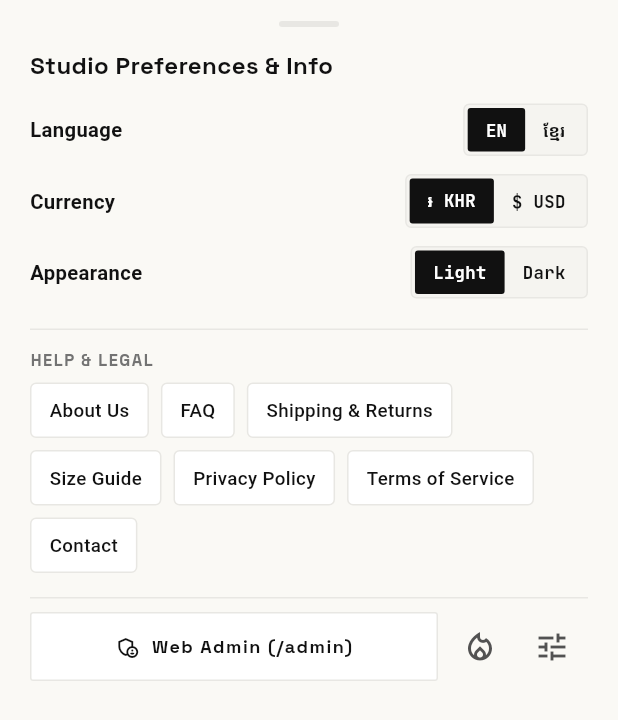
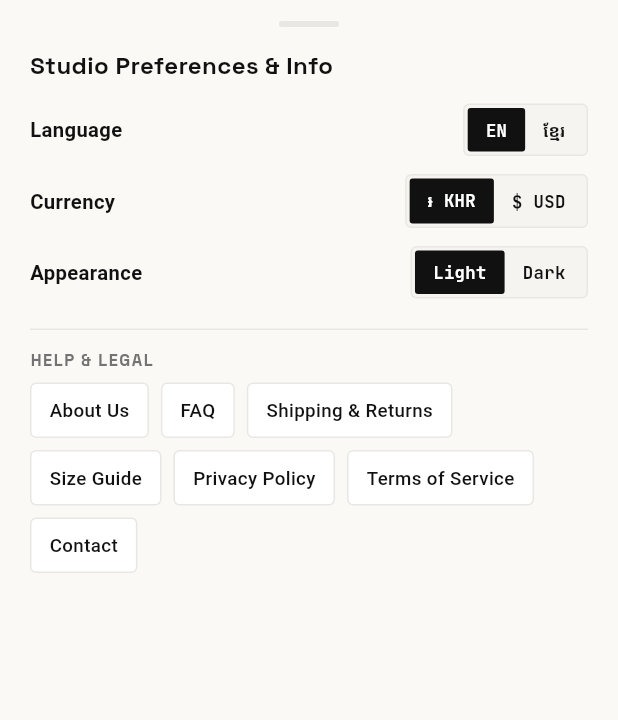
Before and after one commit to KCGtheReal/E-Commerce-Flutter, a Flutter app: the PreferencesSheet widget shown alone on an empty page, opened directly, on a phone screen of 412 x 824 dp. Shown: the top 720 px of the screen. Run offline on Flutter 3.47's test engine with Material 3 defaults, Android fonts, the phone set to English and light mode, and no system bars; our stand-ins replace cloud_firestore, firebase_core, google_fonts, qr_flutter, shared_preferences, web; missing offline and left inert: dart:js_interop; accounts and stored records are empty; network calls fail; Roboto replaces fonts that are missing (Kantumruy Pro).

Commit message:
chore(mobile): remove developer admin/docs/server row from PreferencesSheet

```diff
--- a/lib/widgets/preferences_sheet.dart
+++ b/lib/widgets/preferences_sheet.dart
@@ -1,8 +1,6 @@
 import 'package:flutter/material.dart';
 import 'package:provider/provider.dart';
-import 'package:url_launcher/url_launcher.dart';
 
-import '../core/api/api_client.dart';
 import '../core/theme/app_theme.dart';
 import '../core/theme/app_tokens.dart';
 import '../providers/app_settings_provider.dart';
@@ -27,25 +25,6 @@ class PreferencesSheet extends StatefulWidget {
 }
 
 class _PreferencesSheetState extends State<PreferencesSheet> {
-  late final TextEditingController _urlController;
-  bool _showServerField = false;
-
-  @override
-  void initState() {
-    super.initState();
-    final settings = context.read<AppSettingsProvider>();
-    _urlController = TextEditingController(
-      text: settings.customBaseUrl ??
-          context.read<ApiClient>().currentBaseUrl,
-    );
-  }
-
-  @override
-  void dispose() {
-    _urlController.dispose();
-    super.dispose();
-  }
-
   Future<void> _refreshStoreContext() async {
     final bootstrap = context.read<BootstrapProvider>();
     final cart = context.read<CartProvider>();
@@ -69,7 +48,6 @@ class _PreferencesSheetState extends State<PreferencesSheet> {
     final palette = context.palette;
     final settings = context.watch<AppSettingsProvider>();
     final strings = settings.strings;
-    final apiClient = context.read<ApiClient>();
 
     return SafeArea(
       child: SingleChildScrollView(
@@ -194,76 +172,6 @@ class _PreferencesSheetState extends State<PreferencesSheet> {
                 ),
               ],
             ),
-            const SizedBox(height: 16),
-            Divider(color: palette.borderSubtle),
-            const SizedBox(height: 8),
-            Row(
-              children: <Widget>[
-                Expanded(
-                  child: OutlinedButton.icon(
-                    onPressed: () {
-                      launchUrl(
-                        Uri.parse(apiClient.adminPanelUrl),
-                        mode: LaunchMode.externalApplication,
-                      );
-                    },
-                    icon: const Icon(Icons.admin_panel_settings_outlined, size: 16),
-                    label: Text(
-                      strings.get('admin_panel'),
-                      maxLines: 1,
-                      overflow: TextOverflow.ellipsis,
-                    ),
-                  ),
-                ),
-                const SizedBox(width: 4),
-                IconButton(
-                  tooltip: strings.get('firebase_api_docs'),
-                  onPressed: () {
-                    launchUrl(
-                      Uri.parse(apiClient.firebaseSwaggerDocsUrl),
-                      mode: LaunchMode.externalApplication,
-                    );
-                  },
-                  icon: Icon(
-                    Icons.local_fire_department_outlined,
-                    color: palette.textSecondary,
-                  ),
-                ),
-                IconButton(
-                  tooltip: strings.get('error_server_config'),
-                  onPressed: () {
-                    setState(() => _showServerField = !_showServerField);
-                  },
-                  icon: Icon(
-                    Icons.tune,
-                    color: palette.textSecondary,
-                  ),
-                ),
-              ],
-            ),
-            if (_showServerField) ...<Widget>[
-              const SizedBox(height: 12),
-              TextField(
-                controller: _urlController,
-                decoration: InputDecoration(
-                  labelText: strings.get('error_server_config'),
-                  hintText: 'http://127.0.0.1:8000',
-                  helperText: apiClient.currentFirebaseBaseUrl.isEmpty
-                      ? 'Firebase Gateway: Routed via backend / Cloud Firestore'
-                      : 'Firebase Gateway: ${apiClient.currentFirebaseBaseUrl}',
-                  suffixIcon: TextButton(
-                    onPressed: () async {
-                      await settings.setCustomBaseUrl(_urlController.text);
-                      await _refreshStoreContext();
-                      if (mounted) {
-                        setState(() => _showServerField = false);
-                      }
-                    },
-                    child: Text(strings.get('save')),
-                  ),
-                ),
-              ),
-            ],
           ],
         ),
       ),
```
Also changed, not shown: 1 other file.
